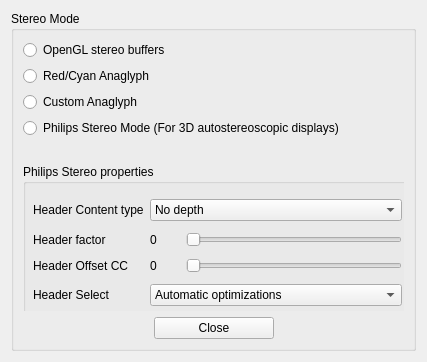
This is OpenFlipper/widgets/stereoSettingsWidget/stereoSettingsWidget.ui in ShenRen/OpenFlipper as Qt 5 draws it before an edit. The edited form follows.
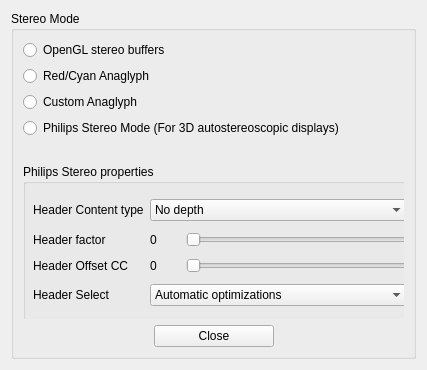
This is the edited form. The open tabs and pages were chosen to show the change.

Commit message:
Hide custom anaglyph settings for anaglyph and philips stereo modes.
Adjust size of widget for philips stereo mode such that everything's displayed well.

Diff of the .ui file:
```diff
--- a/OpenFlipper/widgets/stereoSettingsWidget/stereoSettingsWidget.ui
+++ b/OpenFlipper/widgets/stereoSettingsWidget/stereoSettingsWidget.ui
@@ -7,15 +7,27 @@
     <x>0</x>
     <y>0</y>
     <width>427</width>
-    <height>362</height>
+    <height>370</height>
    </rect>
   </property>
+  <property name="sizePolicy">
+   <sizepolicy hsizetype="Preferred" vsizetype="MinimumExpanding">
+    <horstretch>0</horstretch>
+    <verstretch>0</verstretch>
+   </sizepolicy>
+  </property>
   <property name="windowTitle">
    <string>Stereo Settings</string>
   </property>
   <layout class="QVBoxLayout" name="verticalLayout">
    <item>
     <widget class="QGroupBox" name="groupBox_5">
+     <property name="sizePolicy">
+      <sizepolicy hsizetype="Preferred" vsizetype="MinimumExpanding">
+       <horstretch>0</horstretch>
+       <verstretch>0</verstretch>
+      </sizepolicy>
+     </property>
      <property name="title">
       <string>Stereo Mode</string>
      </property>
@@ -50,6 +62,12 @@
       </item>
       <item>
        <widget class="QStackedWidget" name="stackedWidget">
+        <property name="sizePolicy">
+         <sizepolicy hsizetype="Preferred" vsizetype="MinimumExpanding">
+          <horstretch>0</horstretch>
+          <verstretch>0</verstretch>
+         </sizepolicy>
+        </property>
         <property name="currentIndex">
          <number>0</number>
         </property>
@@ -178,9 +196,15 @@
             <x>0</x>
             <y>20</y>
             <width>391</width>
-            <height>161</height>
+            <height>171</height>
            </rect>
           </property>
+          <property name="sizePolicy">
+           <sizepolicy hsizetype="Preferred" vsizetype="MinimumExpanding">
+            <horstretch>0</horstretch>
+            <verstretch>0</verstretch>
+           </sizepolicy>
+          </property>
           <property name="title">
            <string>Philips Stereo properties</string>
           </property>
@@ -189,7 +213,7 @@
             <rect>
              <x>10</x>
              <y>30</y>
-             <width>369</width>
+             <width>375</width>
              <height>121</height>
             </rect>
            </property>
```
Left out of the diff: 2 changed lines with no effect on the pictures. The commit also changes 2 other files.
